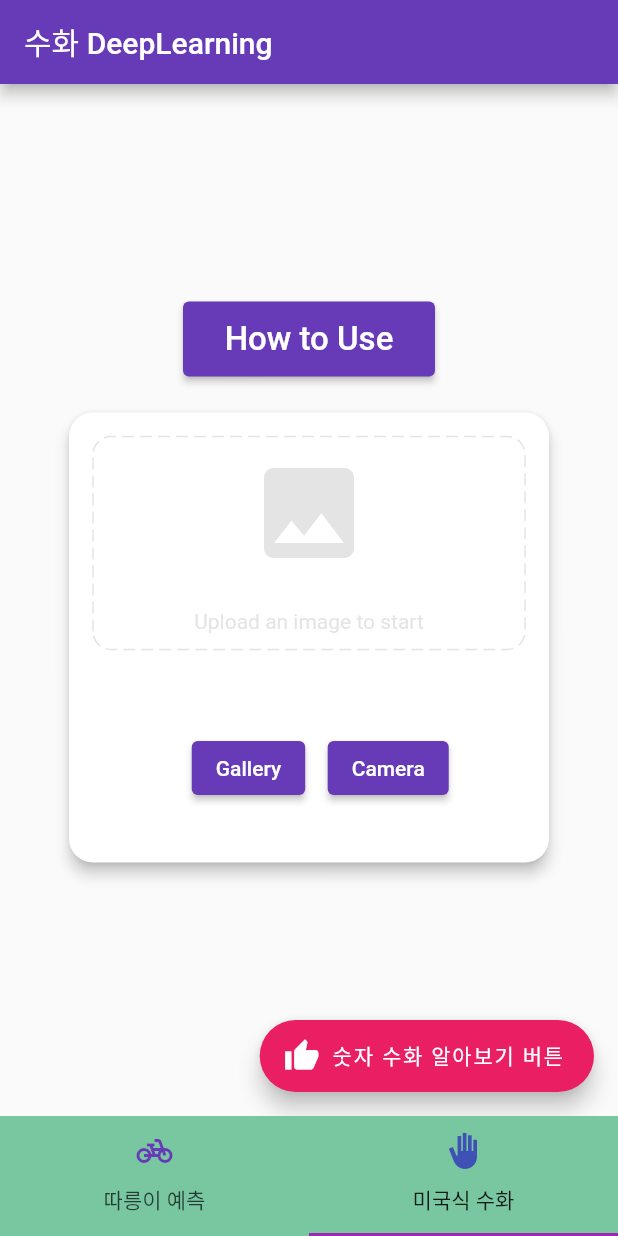
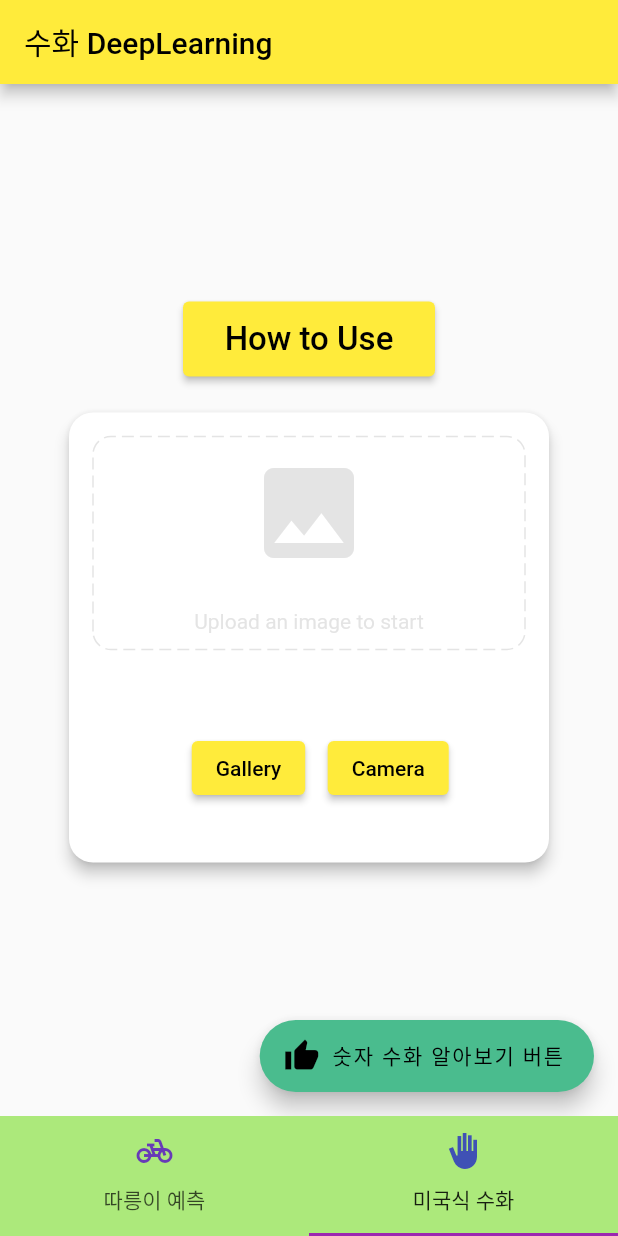
Before and after one commit to yang-gwihyeon/FlutterApp, a Flutter app: the screen it shows after launch, tab 2 chosen, on a phone screen of 412 x 824 dp. Run offline on Flutter 3.47's test engine with Material 2 defaults, Android fonts, the phone set to English and light mode, and no system bars; drawn by our look-alikes of dotted_border; our stand-ins replace animated_splash_screen, image_cropper, image_picker; missing offline and left inert: dart:ffi, group_list_view, image_cropper_for_web.

Commit message:
commit 0810 1234
commit 0810 1234

```diff
--- a/Flutter_DL_pj3/asl_recognition_app/lib/asl_ML_page.dart
+++ b/Flutter_DL_pj3/asl_recognition_app/lib/asl_ML_page.dart
@@ -124,7 +124,7 @@ class _aslPageState extends State<aslPage> {
         },
         label: const Text('숫자 수화 알아보기 버튼'),
         icon: const Icon(Icons.thumb_up),
-        backgroundColor: Colors.pink,
+        backgroundColor: Color.fromARGB(255, 74, 188, 142),
       ),
     );
   }
--- a/Flutter_DL_pj3/asl_recognition_app/lib/loading.dart
+++ b/Flutter_DL_pj3/asl_recognition_app/lib/loading.dart
@@ -20,7 +20,7 @@ class MyApp extends StatelessWidget {
     return MaterialApp(
       title: 'Together!',
       theme: ThemeData(
-        primarySwatch: Colors.deepPurple,
+        primarySwatch: Colors.yellow,
       ),
       home: AnimatedSplashScreen(
           // 스플래쉬
--- a/Flutter_DL_pj3/asl_recognition_app/lib/main.dart
+++ b/Flutter_DL_pj3/asl_recognition_app/lib/main.dart
@@ -110,7 +110,7 @@ class _HomePageState extends State<HomePage>
         ]
       ),
       bottomNavigationBar: Container(
-        color: Color.fromARGB(255, 121, 199, 161),
+        color: Color.fromARGB(201, 151, 228, 89),
         height: 80,
         child: TabBar(
           controller: tcontroller,
```
